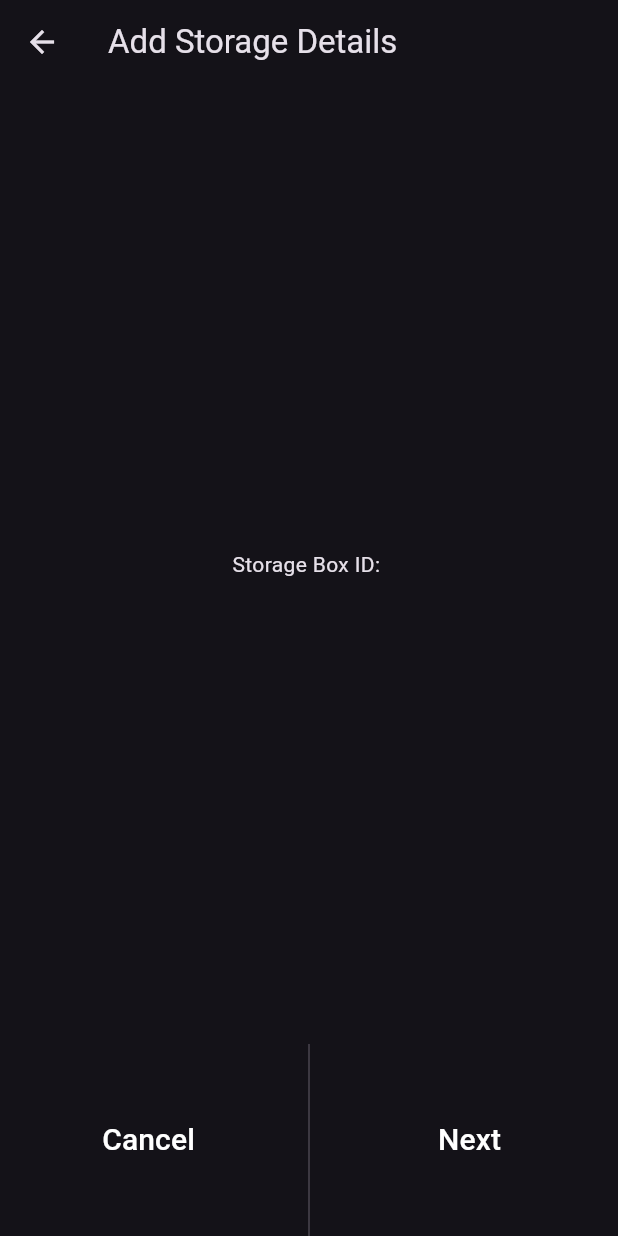
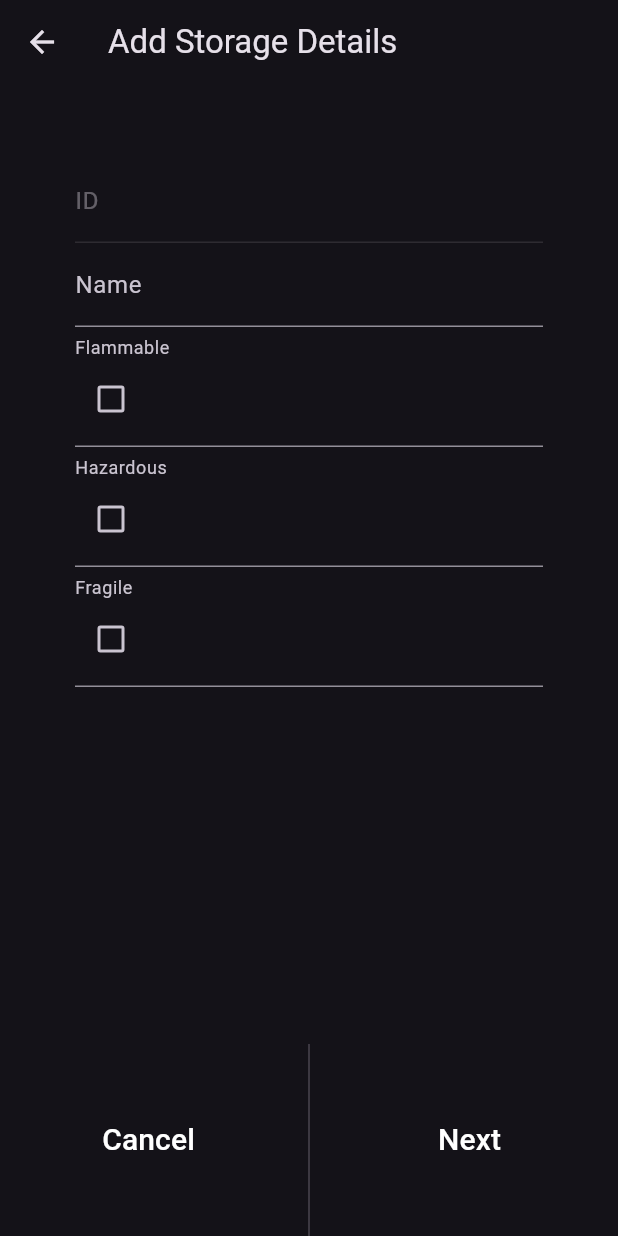
Before and after one commit to jprema7/smartbox, a Flutter app: the AddStorageHeader screen opened directly with empty values, on a phone screen of 412 x 824 dp. Run offline on Flutter 3.47's test engine with Material 2 defaults, Android fonts, the light colour scheme and no system bars; our stand-ins replace pdf, printing, qr_flutter, sleek_circular_slider; missing offline and left inert: qr_code_scanner.

Commit message:
Added form to capture storage box details

```diff
--- a/smartbox/lib/model/item.dart
+++ b/smartbox/lib/model/item.dart
@@ -7,4 +7,8 @@ class Item {
 
   Item({ required this.id, required this.name, this.description = ''});
 
+  @override
+  String toString() {
+    return 'Item[id=$id, name=$name, description=$description]';
+  }
 }
--- a/smartbox/lib/model/storagebox.dart
+++ b/smartbox/lib/model/storagebox.dart
@@ -16,12 +16,19 @@ class StorageBox {
   // TODO: Add storage area attribute
 
   StorageBox(
-      {required this.id,
-      required this.name,
+      {this.id = '',
+      this.name = '',
       List<Item>? items,
       this.fullness = 0,
       this.flammable = false,
       this.hazardous = false,
       this.fragile = false})
       : items = items ?? [];
+
+  @override
+  String toString() {
+    return 'StorageBox[id=$id, name=$name, items=$items, '
+        'fullness=$fullness, flammable=$flammable, hazardous=$hazardous, fragile=$fragile]';
+  }
+
 }
--- a/smartbox/lib/view/add_storage_header.dart
+++ b/smartbox/lib/view/add_storage_header.dart
@@ -1,6 +1,7 @@
 import 'package:flutter/material.dart';
 import 'package:smartbox/util/constants.dart';
 import 'package:smartbox/model/storagebox.dart';
+import 'package:smartbox/view/checkbox_form_field.dart';
 class AddStorageHeader extends StatefulWidget {
   const AddStorageHeader({super.key});
   @override
@@ -23,9 +24,7 @@ class _AddStorageHeaderState extends State<AddStorageHeader> {
         children: [
           Expanded(
             flex: 5,
-            child: Container(
-                child: Center(child: Text('Storage Box ID: $storageBoxId')),
-            )
+            child: Center(child: StorageBoxHeaderForm(storageBoxId))
           ),
           Expanded(
             flex: 1,
@@ -85,3 +84,129 @@ class _AddStorageHeaderState extends State<AddStorageHeader> {
     );
   }
 }
+
+class StorageBoxHeaderForm extends StatefulWidget {
+  final String storageBoxID;
+
+  const StorageBoxHeaderForm(this.storageBoxID, {super.key});
+
+  @override
+  State<StorageBoxHeaderForm> createState() => _StorageBoxHeaderFormState();
+}
+
+class _StorageBoxHeaderFormState extends State<StorageBoxHeaderForm> {
+
+  final _formKey = GlobalKey<FormState>();
+  final StorageBox storageBox = StorageBox();
+
+  @override
+  Widget build(BuildContext context) {
+    storageBox.id = widget.storageBoxID;
+
+    return Padding(
+      padding: const EdgeInsets.all(50.0),
+      child: Form(
+        key: _formKey,
+        child: Column(
+          children: _form_column_widgets(storageBox),
+        ),
+      ),
+    );
+  }
+
+  List<Widget> _form_column_widgets(StorageBox storageBox) {
+    return <Widget> [
+          TextField(
+            controller: TextEditingController(text: storageBox.id),
+            enabled: false,
+            decoration: InputDecoration(
+                labelText: 'ID',
+            ),
+          ),
+          TextField(
+            controller: TextEditingController(text: storageBox.name),
+            decoration: InputDecoration(
+              labelText: 'Name',
+            ),
+          ),
+          InputDecorator(decoration: InputDecoration(labelText: 'Flammable'),
+              child: Align(
+                  alignment: Alignment.centerLeft,
+                  child: Checkbox(value: storageBox.flammable,
+                      onChanged: (newValue) {
+                        setState(() {
+                          storageBox.flammable = newValue ?? storageBox.flammable;
+                        });
+                      }
+                  ))
+          ),
+          InputDecorator(decoration: InputDecoration(labelText: 'Hazardous'),
+              child: Align(
+                  alignment: Alignment.centerLeft,
+                  child: Checkbox(value: storageBox.hazardous,
+                      onChanged: (newValue) {
+                        setState(() {
+                          storageBox.hazardous = newValue ?? storageBox.hazardous;
+                        });
+                      }
+                  ))
+          ),
+          InputDecorator(decoration: InputDecoration(labelText: 'Fragile'),
+              child: Align(
+                  alignment: Alignment.centerLeft,
+                  child: Checkbox(value: storageBox.fragile,
+                      onChanged: (newValue) {
+                        setState(() {
+                            storageBox.fragile = newValue ?? storageBox.fragile;
+                        });
+                      }
+                  ))
+          ),
+          // TextFormField(
+          //   decoration: const InputDecoration(
+          //     labelText: 'ID',
+          //   ),
+          //   // The validator receives the text that the user has entered.
+          //   validator: (value) {
+          //     if (value == null || value.isEmpty) {
+          //       return 'Please enter some text';
+          //     }
+          //     return null;
+          //   },
+          //   initialValue: widget.storageBoxID,
+          //   enabled: false,
+          // ),
+          // TextFormField(
+          //   decoration: const InputDecoration(
+          //     hintText: 'What is the name of the storage box?',
+          //     labelText: 'Name',
+          //   ),
+          //   // The validator receives the text that the user has entered.
+          //   validator: (value) {
+          //     if (value == null || value.isEmpty) {
+          //       return 'Name required*';
+          //     } else {
+          //       return null;
+          //     }
+          //   },
+          //   onChanged: (value) => storageBox.name = value,
+          // ),
+
+
+          // CheckboxFormField(
+          //   initialValue: storageBox.flammable,
+          //   onChanged: (value) => storageBox.flammable = value,
+          // ),
+          // CheckboxFormField(
+          //   title: Text('Hazardous'),
+          //   initialValue: storageBox.hazardous,
+          //   onChanged: (value) => storageBox.hazardous = value,
+          // ),
+          // CheckboxFormField(
+          //   title: Text('Fragile'),
+          //   initialValue: storageBox.fragile,
+          //   onChanged: (value) => storageBox.fragile = value,
+          // ),
+        ];
+  }
+}
--- /dev/null
+++ b/smartbox/lib/view/checkbox_form_field.dart
@@ -0,0 +1,39 @@
+import 'package:flutter/material.dart';
+
+class CheckboxFormField extends FormField<bool> {
+  CheckboxFormField(
+      { super.key,
+        FormFieldSetter<bool>? onSaved,
+        FormFieldValidator<bool>? validator,
+        bool initialValue = false,
+        bool autovalidate = false,
+        required Function(dynamic value) onChanged})
+      : super(
+      onSaved: onSaved,
+      validator: validator,
+      initialValue: initialValue,
+      builder: (FormFieldState<bool> state) {
+       return InputDecorator(
+         decoration: InputDecoration(
+             labelText: 'Test',
+             constraints: BoxConstraints(maxHeight: 1.0, maxWidth: 1.0)
+         ),
+         child: CheckboxListTile(
+              contentPadding: EdgeInsets.zero,
+              dense: state.hasError,
+              value: state.value,
+              onChanged: (value ) { state.didChange(value); onChanged(value); },
+              subtitle: state.hasError
+                  ? Builder(
+                builder: (BuildContext context) => Text(
+                  state.errorText ?? "",
+                  style: TextStyle(
+                      color: Theme.of(context).colorScheme.error),
+                ),
+              )
+                  : null,
+              controlAffinity: ListTileControlAffinity.leading,
+         ),
+       );
+      });
+}
```
